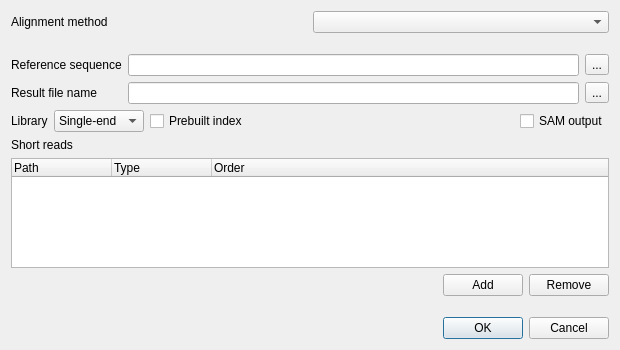
The window that src/corelibs/U2View/src/util_dna_assembly/ui/AssemblyToRefDialog.ui (violethaze74/ugene) describes before a commit, drawn with Qt 5.
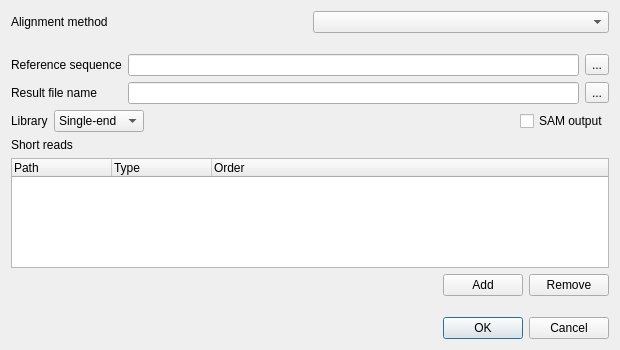
The same window after the commit.

The edit to the form file:
```diff
--- a/src/corelibs/U2View/src/util_dna_assembly/ui/AssemblyToRefDialog.ui
+++ b/src/corelibs/U2View/src/util_dna_assembly/ui/AssemblyToRefDialog.ui
@@ -132,16 +132,6 @@
        </item>
       </widget>
      </item>
-     <item>
-      <widget class="QCheckBox" name="prebuiltIndexCheckBox">
-       <property name="toolTip">
-        <string>Use an index file instead of a reference sequence.</string>
-       </property>
-       <property name="text">
-        <string>Prebuilt index</string>
-       </property>
-      </widget>
-     </item>
      <item>
       <spacer name="horizontalSpacer_2">
        <property name="orientation">
```
